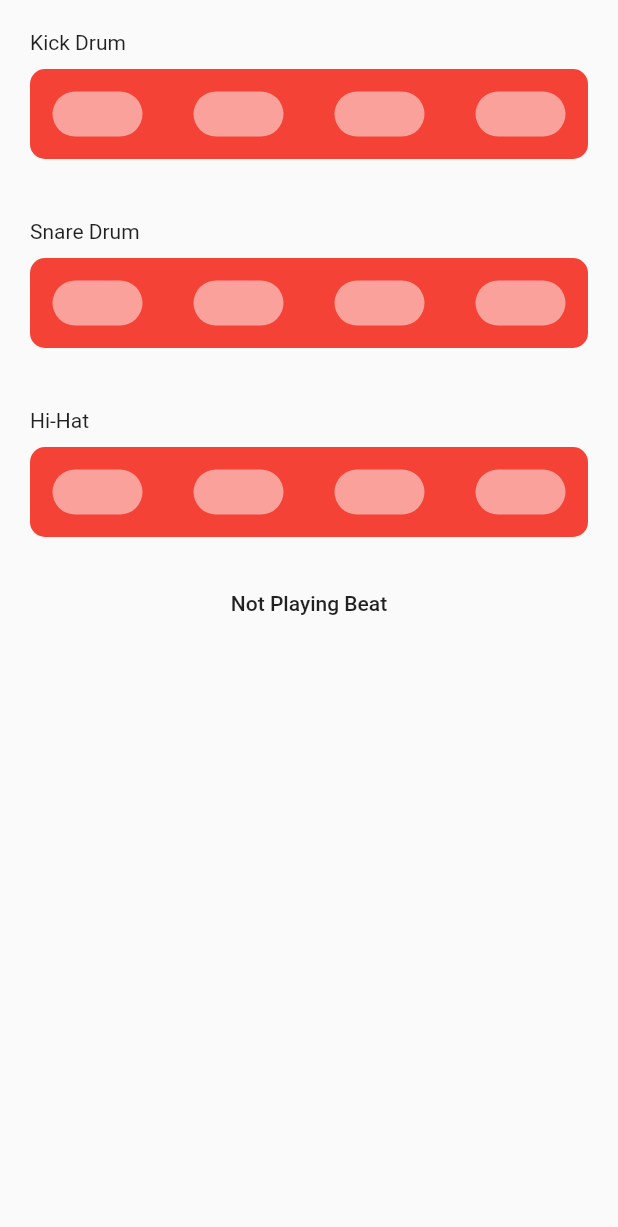
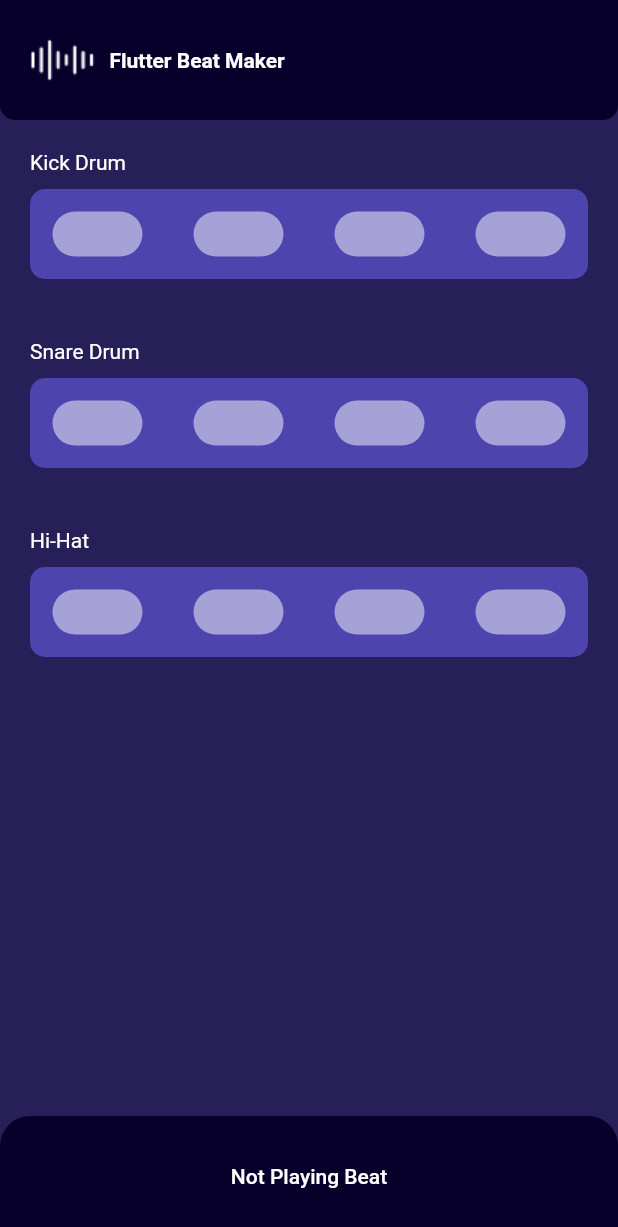
Before and after one commit to JustAnotherCharlie/FlutterSimpleBeatMaker, a Flutter app: the screen it shows after launch, on a phone screen of 412 x 824 dp. Shown: the top 1227 px of the screen. Run offline on Flutter 3.47's test engine with Material 2 defaults, Android fonts, the phone set to English and light mode, and no system bars; our stand-ins replace audioplayers.

Commit message:
[FSBM] - Add styling to application

```diff
--- a/lib/main.dart
+++ b/lib/main.dart
@@ -27,6 +27,7 @@
     return const MaterialApp(
       title: 'Flutter Demo',
       home: Scaffold(
+        backgroundColor: Color(0xff271F57),
         body: SafeArea(
           child: DashboardView()
         ),
--- a/lib/views/dashboard_view.dart
+++ b/lib/views/dashboard_view.dart
@@ -2,6 +2,7 @@ import 'dart:async';
 import 'package:audioplayers/audioplayers.dart';
 import 'package:flutter/material.dart';
 import 'package:workshop/widgets/beat_controller_widget.dart';
+import 'package:workshop/widgets/header_widget.dart';
 
 // Our main view (The Dashboard) extends from the StatefulWidget class since
 // we are going to be managing our app state from within here.
@@ -92,19 +93,44 @@ class DashboardViewState extends State<DashboardView> {
     );
   }
 
+  Widget _getActionButtonWidget() {
+    return Container(
+      width: double.infinity,
+      height: 80,
+      decoration: const BoxDecoration(
+          color: Color(0xff06002B),
+          borderRadius: BorderRadius.only(
+              topLeft: Radius.circular(20),
+              topRight: Radius.circular(20)
+          )
+      ),
+      child: MaterialButton(
+        onPressed: _onMainButtonClick,
+        child: Text(
+          _beatPlaying ? "Playing Beat" : "Not Playing Beat",
+          style: const TextStyle(color: Colors.white),
+        ),
+      ),
+    );
+  }
+
   // The build method will be executed when the Widget is created for the first
   // time and everytime a State value is updated through the setState method.
   @override
   Widget build(BuildContext context) {
     return Column(
       children: [
-        _getInstrumentController("Kick Drum", 0),
-        _getInstrumentController("Snare Drum", 1),
-        _getInstrumentController("Hi-Hat", 2),
-        MaterialButton(
-          onPressed: _onMainButtonClick,
-          child: Text(_beatPlaying ? "Playing Beat" : "Not Playing Beat"),
-        )
+        const HeaderWidget(),
+        Expanded(
+          child: Column(
+            children: [
+              _getInstrumentController("Kick Drum", 0),
+              _getInstrumentController("Snare Drum", 1),
+              _getInstrumentController("Hi-Hat", 2),
+            ],
+          )
+        ),
+        _getActionButtonWidget()
       ],
     );
   }
--- a/lib/widgets/beat_controller_widget.dart
+++ b/lib/widgets/beat_controller_widget.dart
@@ -55,11 +55,11 @@ class BeatControllerWidget extends StatelessWidget {
       child: Column(
         crossAxisAlignment: CrossAxisAlignment.start,
         children: [
-          Text(label),
+          Text(label, style: const TextStyle(color: Colors.white)),
           const SizedBox(height: 10),
           Container(
             decoration: const BoxDecoration(
-              color: Colors.red,
+              color: Color(0xff4D44AE),
               borderRadius: BorderRadius.all(Radius.circular(10))
             ),
             padding: const EdgeInsets.all(15),
--- /dev/null
+++ b/lib/widgets/header_widget.dart
@@ -0,0 +1,33 @@
+import 'package:flutter/material.dart';
+
+class HeaderWidget extends StatelessWidget {
+  const HeaderWidget({Key? key}) : super(key: key);
+
+  @override
+  Widget build(BuildContext context) {
+    return Container(
+      height: 80,
+      decoration: const BoxDecoration(
+        color: Color(0xff06002B),
+        borderRadius: BorderRadius.only(
+          bottomLeft: Radius.circular(10),
+          bottomRight: Radius.circular(10),
+        )
+      ),
+      padding: const EdgeInsets.all(20),
+      child: Row(
+        children: const [
+          Image(image: AssetImage("assets/ic_rhythm.png")),
+          SizedBox(width: 10),
+          Text(
+            "Flutter Beat Maker",
+            style: TextStyle(
+              fontWeight: FontWeight.bold,
+              color: Colors.white
+            ),
+          )
+        ],
+      ),
+    );
+  }
+}
--- a/pubspec.yaml
+++ b/pubspec.yaml
@@ -66,6 +66,7 @@ flutter:
   #   - images/a_dot_ham.jpeg
 
   assets:
+    - assets/ic_rhythm.png
     - assets/snd_hi_hat.wav
     - assets/snd_kick_drum.wav
     - assets/snd_snare_drum.wav
```
Also changed, not shown: assets/ic_rhythm.png (added).
